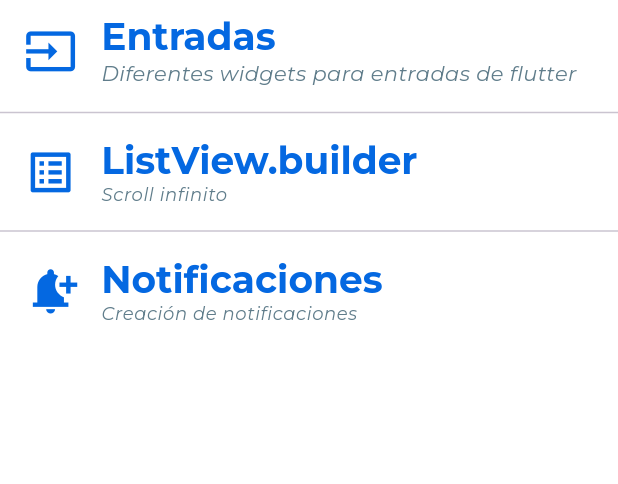
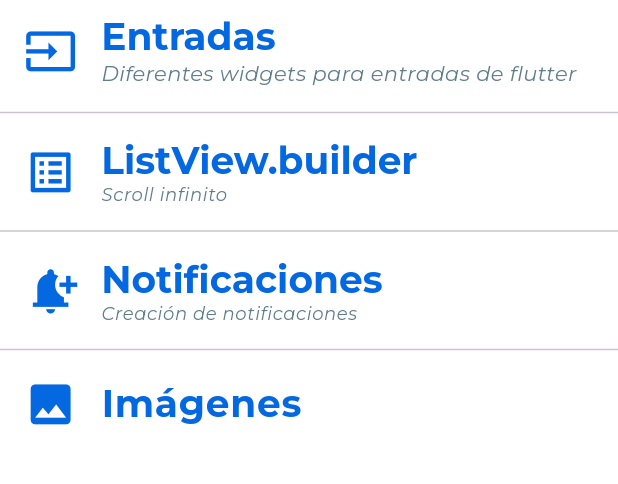
Before and after one commit to edw-perzd/componentes_flutter, a Flutter app: the screen it shows after launch, on a phone screen of 412 x 824 dp, the part 84-568 px from its top. Run offline on Flutter 3.47's test engine with Material 3 defaults, Android fonts, the phone set to English and light mode, and no system bars; our stand-ins replace google_fonts.

Commit message:
16 Images 1

```diff
--- a/lib/screens/home_screen.dart
+++ b/lib/screens/home_screen.dart
@@ -1,4 +1,5 @@
 import 'package:flutter/material.dart';
+import 'package:practica3_componentes/screens/images_screen.dart';
 import 'package:practica3_componentes/screens/infinite_list_screen.dart';
 import 'package:practica3_componentes/screens/inputs_screen.dart';
 import 'package:practica3_componentes/screens/notifications_screen.dart';
@@ -78,6 +79,23 @@ class HomeScreen extends StatelessWidget {
                 Navigator.push(context, ruta3);
               },
             ),
+            const Divider(),
+            ListTile(
+              leading: IconTheme(
+                data: AppTheme.lightTheme.iconTheme,
+                child: const Icon(Icons.image),
+              ),
+              title: Text(
+                'Imágenes',
+                style: AppTheme.lightTheme.textTheme.headlineLarge,
+              ),
+              onTap: () {
+                final ruta4 = MaterialPageRoute(builder: (context) {
+                  return const ImagesScreen();
+                });
+                Navigator.push(context, ruta4);
+              },
+            )
           ],
         ));
   }
--- a/pubspec.yaml
+++ b/pubspec.yaml
@@ -18,3 +18,5 @@ dev_dependencies:
 
 flutter:
   uses-material-design: true
+  assets:
+    - assets/imgs/BMW_image.jpg
```
Also changed, not shown: lib/screens/images_screen.dart (added, +35 -0 lines).
